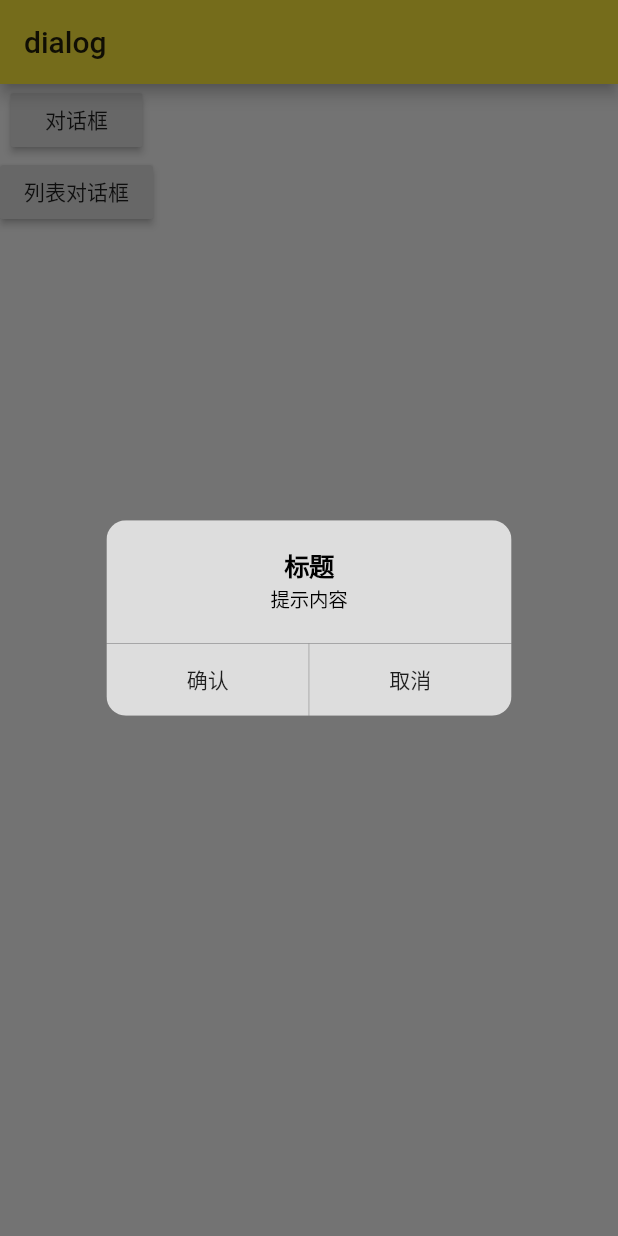
After one commit to abuzzworld/zxx_flutter_1, a Flutter app: the screen it shows after launch, after a tap on "对话框", on a phone screen of 412 x 824 dp. The commit adds this screen. Run offline on Flutter 3.47's test engine with Material 2 defaults, Android fonts, the phone set to English and light mode, and no system bars.

Commit message:
feat(location): gird、alertdialog

```diff
--- a/lib/main.dart
+++ b/lib/main.dart
@@ -1,9 +1,11 @@
 import 'dart:developer';
 
 import 'package:flutter/material.dart';
+import 'package:zxx_flutter_1/widgets/alertdialog_demo.dart';
 import 'package:zxx_flutter_1/widgets/bottom_navigator.dart';
 import 'package:zxx_flutter_1/widgets/demo_01.dart';
 import 'package:zxx_flutter_1/widgets/demo_02.dart';
+import 'package:zxx_flutter_1/widgets/girdview_demo.dart';
 import 'package:zxx_flutter_1/widgets/layout_demo.dart';
 import 'package:zxx_flutter_1/widgets/listview_demo.dart';
 import 'package:zxx_flutter_1/widgets/page_demo.dart';
@@ -29,10 +31,12 @@ class MyApp extends StatelessWidget {
         "page": (context) => PageDemo(),
         "bottomNavi": (context) => BottomNavigatorBarDemo(),
         "listView": (context) => ListViewDemo(),
+        "girdview": (context) => GirdviewDemo(),
+        "alergdialog": (context) => AlertDialogDemo(),
         // "menu": (context) => MenuPage(),
       },
       // initialRoute: "layout", // (初始路由)重置主页
-      initialRoute: "listView", // (初始路由)重置主页
+      initialRoute: "alergdialog", // (初始路由)重置主页
 
       // 路由拦截
       onGenerateRoute: (settings) {
--- /dev/null
+++ b/lib/widgets/alertdialog_demo.dart
@@ -0,0 +1,123 @@
+import 'package:flutter/cupertino.dart';
+import 'package:flutter/material.dart';
+
+class AlertDialogDemo extends StatefulWidget {
+  const AlertDialogDemo({Key? key}) : super(key: key);
+
+  @override
+  _AlertDialogDemoState createState() => _AlertDialogDemoState();
+}
+
+class _AlertDialogDemoState extends State<AlertDialogDemo> {
+  var list = <int>[];
+
+  @override
+  void initState() {
+    // TODO: implement initState
+    for (var i = 0; i < 100; i++) {
+      list.add(i);
+    }
+  }
+
+  @override
+  Widget build(BuildContext context) {
+    return Scaffold(
+      appBar: AppBar(title: Text("dialog")),
+      body: Column(
+        children: [
+          RaisedButton(
+            onPressed: _showAlert,
+            child: Text("对话框"),
+          ),
+          RaisedButton(
+            onPressed: _showListDialog,
+            child: Text("列表对话框"),
+          )
+        ],
+      ),
+    );
+  }
+
+  void _showListDialog() async {
+    var result = await showDialog(
+      // 点击空白处关闭
+      barrierDismissible: false,
+      context: context,
+      builder: (context) {
+        // ios 风格 cupertino 开头一般ios风格
+        return SimpleDialog(
+          title: Text("标题"),
+          children: list
+              .map((e) => GestureDetector(
+                    child: Text(e.toString()),
+                    onTap: () {
+                      Navigator.pop(context, e.toString());
+                    },
+                  ))
+              .toList(),
+        );
+
+        // return AlertDialog(
+        //   title: Text("标题"),
+        //   content: Text("提示内容"),
+        //   actions: [
+        //     FlatButton(
+        //         onPressed: () {
+        //           Navigator.of(context).pop(true);
+        //         },
+        //         child: Text("确认")),
+        //     FlatButton(
+        //         onPressed: () {
+        //           Navigator.pop(context, false);
+        //         },
+        //         child: Text("取消")),
+        //   ],
+        // );
+      },
+    );
+    print(result);
+  }
+
+  void _showAlert() async {
+    var result = await showDialog(
+      context: context,
+      builder: (context) {
+        // ios 风格 cupertino 开头一般ios风格
+        return CupertinoAlertDialog(
+          title: Text("标题"),
+          content: Text("提示内容"),
+          actions: [
+            FlatButton(
+                onPressed: () {
+                  Navigator.of(context).pop(true);
+                },
+                child: Text("确认")),
+            FlatButton(
+                onPressed: () {
+                  Navigator.pop(context, false);
+                },
+                child: Text("取消")),
+          ],
+        );
+
+        // return AlertDialog(
+        //   title: Text("标题"),
+        //   content: Text("提示内容"),
+        //   actions: [
+        //     FlatButton(
+        //         onPressed: () {
+        //           Navigator.of(context).pop(true);
+        //         },
+        //         child: Text("确认")),
+        //     FlatButton(
+        //         onPressed: () {
+        //           Navigator.pop(context, false);
+        //         },
+        //         child: Text("取消")),
+        //   ],
+        // );
+      },
+    );
+    print(result);
+  }
+}
```
Also changed, not shown: lib/widgets/girdview_demo.dart (added, +37 -0 lines).
